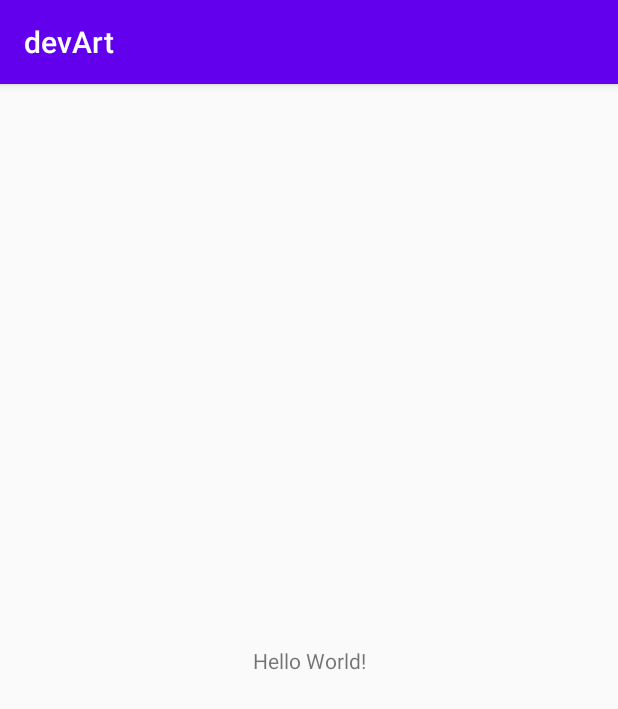
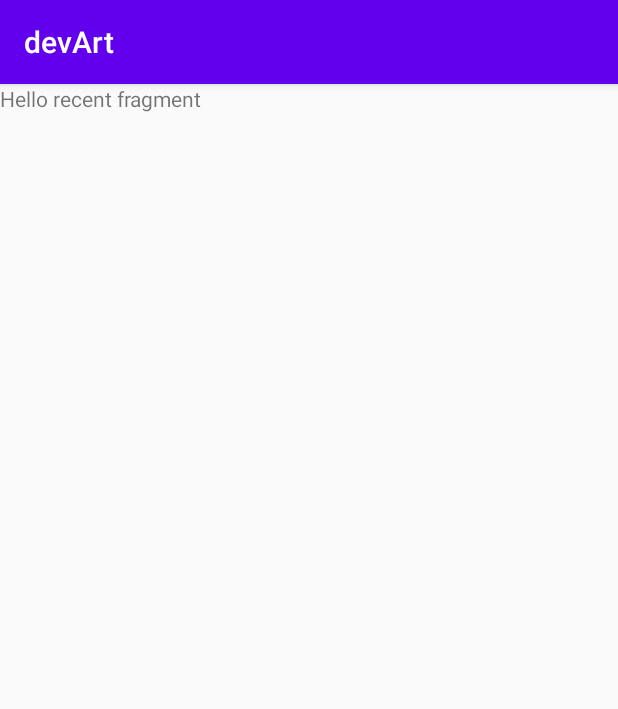
Before and after one commit to sailorKenobi/devArt, an Android app: the screen it shows after launch (MainActivity), on a phone screen of 412 x 824 dp. Shown: the top 709 px of the screen. Run offline under Robolectric (Android 15) with nearby library versions, the phone set to English and light mode, and no system bars.

Commit message:
blank recent fragment

```diff
--- a/app/build.gradle
+++ b/app/build.gradle
@@ -31,6 +31,7 @@ dependencies {
     implementation 'androidx.appcompat:appcompat:1.1.0'
     implementation 'androidx.core:core-ktx:1.2.0'
     implementation 'androidx.constraintlayout:constraintlayout:1.1.3'
+    implementation 'androidx.legacy:legacy-support-v4:1.0.0'
     testImplementation 'junit:junit:4.12'
     androidTestImplementation 'androidx.test.ext:junit:1.1.1'
     androidTestImplementation 'androidx.test.espresso:espresso-core:3.2.0'
--- a/app/src/main/java/ru/sailorkenobi/devart/MainActivity.kt
+++ b/app/src/main/java/ru/sailorkenobi/devart/MainActivity.kt
@@ -8,5 +8,11 @@ class MainActivity : AppCompatActivity() {
     override fun onCreate(savedInstanceState: Bundle?) {
         super.onCreate(savedInstanceState)
         setContentView(R.layout.activity_main)
+
+        val fragmentManager = this.supportFragmentManager
+        val fragmentTransaction = fragmentManager.beginTransaction()
+        val recentFragment = RecentFragment()
+        fragmentTransaction.replace(R.id.main_fragment_container, recentFragment)
+        fragmentTransaction.commit()
     }
 }
--- /dev/null
+++ b/app/src/main/java/ru/sailorkenobi/devart/RecentFragment.kt
@@ -0,0 +1,22 @@
+package ru.sailorkenobi.devart
+
+import android.os.Bundle
+import androidx.fragment.app.Fragment
+import android.view.LayoutInflater
+import android.view.View
+import android.view.ViewGroup
+
+/**
+ * A simple [Fragment] subclass.
+ */
+class RecentFragment : Fragment() {
+
+    override fun onCreateView(
+        inflater: LayoutInflater, container: ViewGroup?,
+        savedInstanceState: Bundle?
+    ): View? {
+        // Inflate the layout for this fragment
+        return inflater.inflate(R.layout.fragment_recent, container, false)
+    }
+
+}
--- a/app/src/main/res/layout/activity_main.xml
+++ b/app/src/main/res/layout/activity_main.xml
@@ -2,17 +2,7 @@
 <androidx.constraintlayout.widget.ConstraintLayout xmlns:android="http://schemas.android.com/apk/res/android"
     xmlns:app="http://schemas.android.com/apk/res-auto"
     xmlns:tools="http://schemas.android.com/tools"
+    android:id="@+id/main_fragment_container"
     android:layout_width="match_parent"
     android:layout_height="match_parent"
-    tools:context=".MainActivity">
-
-    <TextView
-        android:layout_width="wrap_content"
-        android:layout_height="wrap_content"
-        android:text="Hello World!"
-        app:layout_constraintBottom_toBottomOf="parent"
-        app:layout_constraintLeft_toLeftOf="parent"
-        app:layout_constraintRight_toRightOf="parent"
-        app:layout_constraintTop_toTopOf="parent" />
-
-</androidx.constraintlayout.widget.ConstraintLayout>
+    tools:context=".MainActivity"/>
--- /dev/null
+++ b/app/src/main/res/layout/fragment_recent.xml
@@ -0,0 +1,14 @@
+<?xml version="1.0" encoding="utf-8"?>
+<FrameLayout xmlns:android="http://schemas.android.com/apk/res/android"
+    xmlns:tools="http://schemas.android.com/tools"
+    android:layout_width="match_parent"
+    android:layout_height="match_parent"
+    tools:context=".RecentFragment">
+
+    <!-- TODO: Update blank fragment layout -->
+    <TextView
+        android:layout_width="match_parent"
+        android:layout_height="match_parent"
+        android:text="@string/recent_fragment" />
+
+</FrameLayout>
--- a/app/src/main/res/values/strings.xml
+++ b/app/src/main/res/values/strings.xml
@@ -1,3 +1,6 @@
 <resources>
     <string name="app_name">devArt</string>
+
+    <!-- TODO: Remove or change this placeholder text -->
+    <string name="recent_fragment">Hello recent fragment</string>
 </resources>
```
